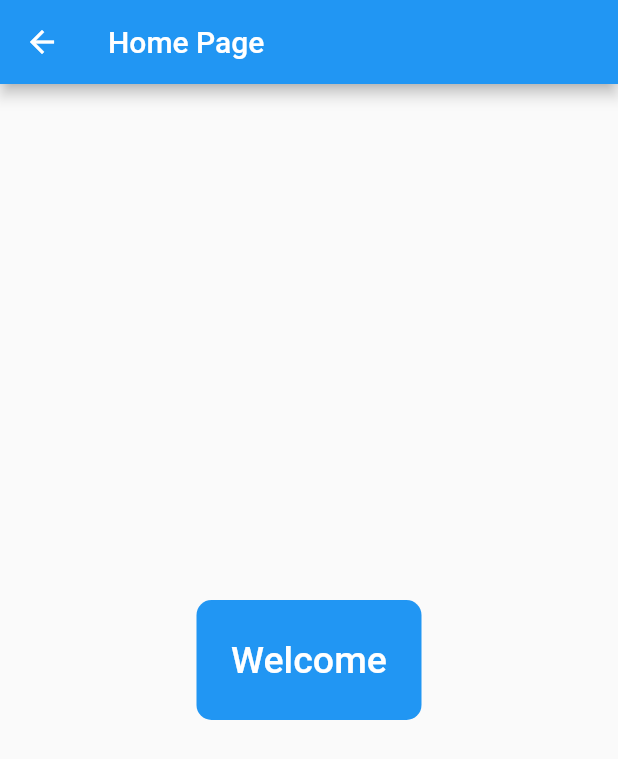
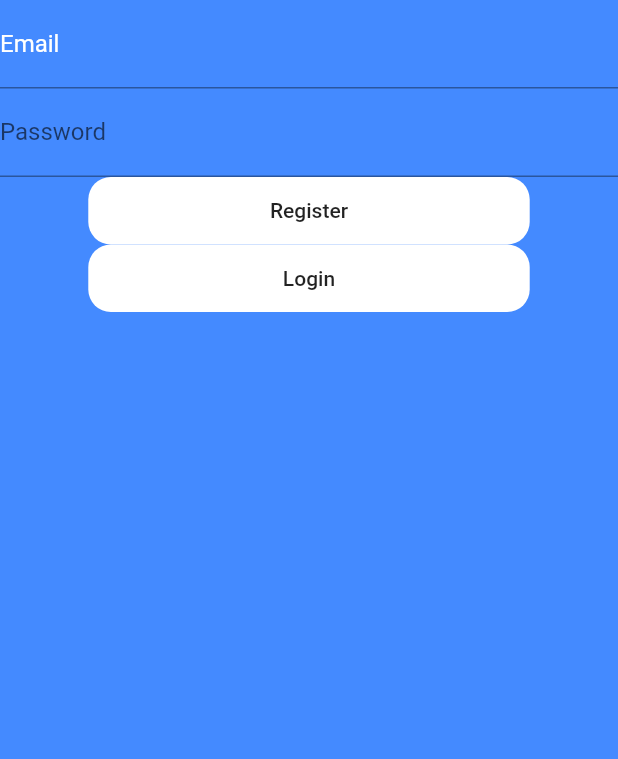
Before and after one commit to schumbar/crypto_app, a Flutter app: the screen it shows after launch, after a tap on "Login", on a phone screen of 412 x 824 dp. Shown: the top 759 px of the screen. Run offline on Flutter 3.47's test engine with Material 2 defaults, Android fonts, the phone set to English and light mode, and no system bars; our stand-ins replace firebase_core; missing offline and left inert: cloud_firestore_web, firebase_auth_web, firebase_core_web; accounts and stored records are empty.

Commit message:
PUshing some broken code to main. TODO: figure out why ios is not building.

```diff
--- a/lib/generated_plugin_registrant.dart
+++ b/lib/generated_plugin_registrant.dart
@@ -6,6 +6,7 @@
 // ignore_for_file: lines_longer_than_80_chars
 
 import 'package:cloud_firestore_web/cloud_firestore_web.dart';
+import 'package:firebase_auth_web/firebase_auth_web.dart';
 import 'package:firebase_core_web/firebase_core_web.dart';
 
 import 'package:flutter_web_plugins/flutter_web_plugins.dart';
@@ -13,6 +14,7 @@ import 'package:flutter_web_plugins/flutter_web_plugins.dart';
 // ignore: public_member_api_docs
 void registerPlugins(Registrar registrar) {
   FirebaseFirestoreWeb.registerWith(registrar);
+  FirebaseAuthWeb.registerWith(registrar);
   FirebaseCoreWeb.registerWith(registrar);
   registrar.registerMessageHandler();
 }
--- a/lib/main.dart
+++ b/lib/main.dart
@@ -1,7 +1,13 @@
 import 'package:flutter/material.dart';
 import 'ui/login_page.dart';
+import 'package:firebase_core/firebase_core.dart';
+import 'ui/forgot_password.dart';
+import 'ui/sign_up.dart';
 
-void main() {
+void main() async {
+  WidgetsFlutterBinding.ensureInitialized();
+  // We need to add above line if we are going to initialize app in main method.
+  await Firebase.initializeApp();
   runApp(const CryptoTrackerApp());
 }
 
@@ -16,7 +22,7 @@ class CryptoTrackerApp extends StatelessWidget {
       theme: ThemeData(
         primarySwatch: Colors.blue,
       ),
-      home: const LoginPage(),
+      home: const SignUpComponent(),
     );
   }
 }
--- a/lib/ui/sign_up.dart
+++ b/lib/ui/sign_up.dart
@@ -1 +1,64 @@
 import 'package:flutter/material.dart';
+
+class SignUpComponent extends StatefulWidget {
+  const SignUpComponent({Key? key}) : super(key: key);
+
+  @override
+  _SignUpComponentState createState() => _SignUpComponentState();
+}
+
+class _SignUpComponentState extends State<SignUpComponent> {
+  TextEditingController _emailField = TextEditingController();
+  TextEditingController _passwordField = TextEditingController();
+
+  @override
+  Widget build(BuildContext context) {
+    return Scaffold(
+      body: Container(
+        width: MediaQuery.of(context).size.width,
+        height: MediaQuery.of(context).size.height,
+        decoration: const BoxDecoration(color: Colors.blueAccent),
+        child: Column(
+          children: [
+            TextFormField(
+              controller: _emailField,
+              decoration: InputDecoration(
+                hintText: "example@email.com",
+                hintStyle: TextStyle(color: Colors.white),
+                labelText: "Email",
+                labelStyle: TextStyle(color: Colors.white),
+              ),
+            ),
+            TextFormField(
+              controller: _passwordField,
+              obscureText: true,
+              decoration: InputDecoration(
+                hintText: "password",
+                hintStyle: TextStyle(color: Colors.white),
+                labelText: "Password",
+              ),
+            ),
+            Container(
+              width: MediaQuery.of(context).size.width / 1.4,
+              height: 45,
+              child: MaterialButton(onPressed: () {}, child: Text("Register")),
+              decoration: BoxDecoration(
+                borderRadius: BorderRadius.circular(15.0),
+                color: Colors.white,
+              ),
+            ),
+            Container(
+              width: MediaQuery.of(context).size.width / 1.4,
+              height: 45,
+              child: MaterialButton(onPressed: () {}, child: Text("Login")),
+              decoration: BoxDecoration(
+                borderRadius: BorderRadius.circular(15.0),
+                color: Colors.white,
+              ),
+            ),
+          ],
+        ),
+      ),
+    );
+  }
+}
--- a/pubspec.yaml
+++ b/pubspec.yaml
@@ -30,6 +30,7 @@ dependencies:
   flutter:
     sdk: flutter
   firebase_core: "^0.7.0"
+  firebase_auth: "^0.20.1"
   cloud_firestore: "^0.16.0"
 
 
```
Also changed, not shown: pubspec.lock, 2 other files.
